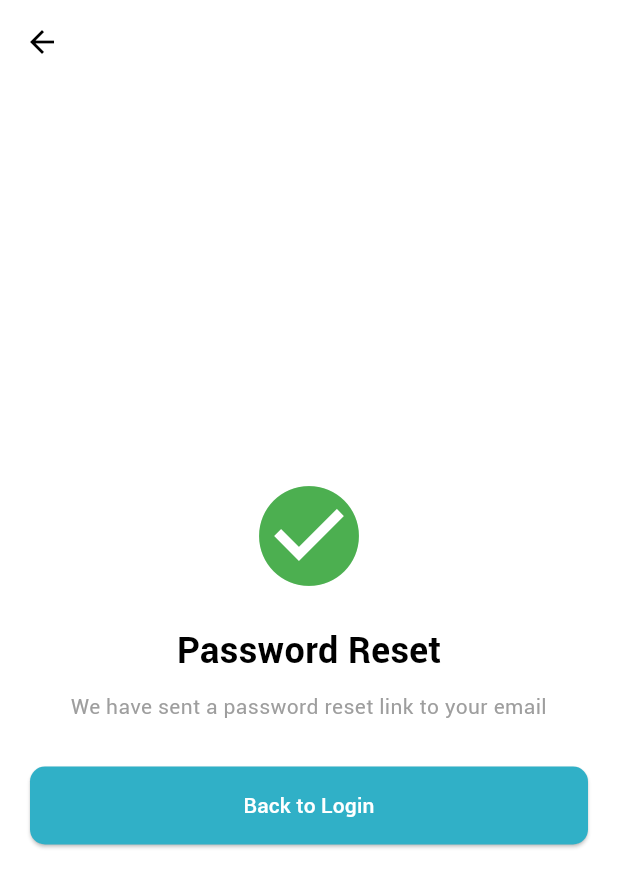
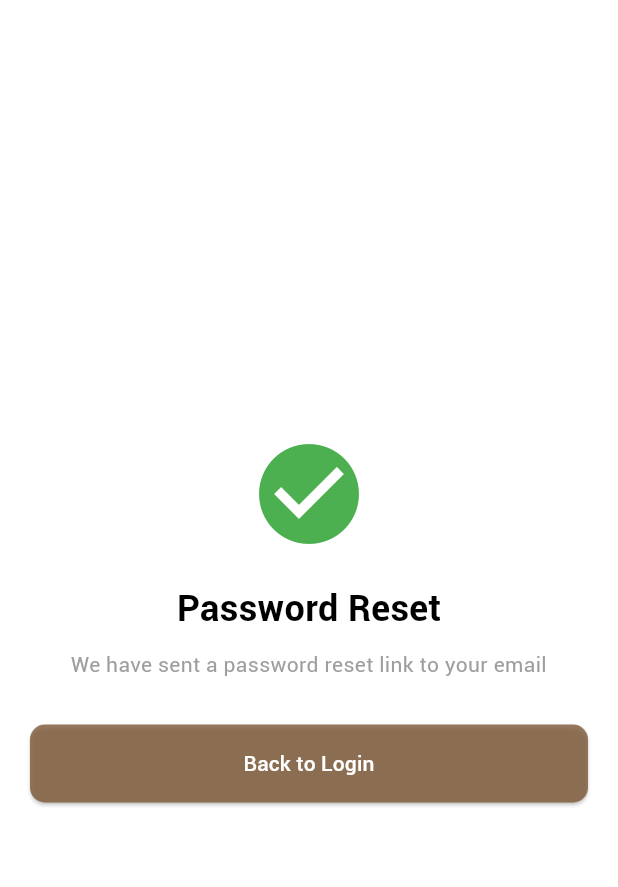
Before and after one commit to Nisrine13/pfephoboapp, a Flutter app: the ResetPasswordSentScreen screen opened directly, on a phone screen of 412 x 824 dp. Shown: the top 887 px of the screen. Run offline on Flutter 3.47's test engine with Material 3 defaults, Android fonts, the phone set to English and light mode, and no system bars; our stand-ins replace chewie, cloud_firestore, file_picker, firebase_auth, firebase_core, firebase_dynamic_links and 6 more; accounts and stored records are empty.

Commit message:
ma3rftch ch7al sara7a2

```diff
--- a/lib/auth/reset_password_sent_screen.dart
+++ b/lib/auth/reset_password_sent_screen.dart
@@ -7,14 +7,7 @@ class ResetPasswordSentScreen extends StatelessWidget {
   Widget build(BuildContext context) {
     return Scaffold(
       backgroundColor: Colors.white, // Fond blanc
-      appBar: AppBar(
-        backgroundColor: Colors.white, // Fond blanc pour l'appBar
-        elevation: 0,
-        leading: IconButton(
-          icon: const Icon(Icons.arrow_back, color: Colors.black),
-          onPressed: () => Navigator.pop(context),
-        ),
-      ),
+
       body: Padding(
         padding: const EdgeInsets.all(20),
         child: Column(
@@ -47,7 +40,7 @@ class ResetPasswordSentScreen extends StatelessWidget {
                 onPressed: () => Navigator.popUntil(
                     context, (route) => route.isFirst),
                 style: ElevatedButton.styleFrom(
-                  backgroundColor: Color(0xFF30B0C7), // Bouton navy
+                  backgroundColor: Color(0xD0805D3B), // Bouton navy
                   padding: const EdgeInsets.symmetric(vertical: 16),
                   shape: RoundedRectangleBorder(
                     borderRadius: BorderRadius.circular(10),
--- a/lib/pages/comments.dart
+++ b/lib/pages/comments.dart
@@ -28,11 +28,6 @@ class _CommentsPageState extends State<CommentsPage> {
   Widget build(BuildContext context) {
     return Scaffold(
       backgroundColor: _beigeWhite,
-      appBar: AppBar(
-        title: const Text('Commentaires reçus'),
-        backgroundColor: _darkBrown,
-        iconTheme: IconThemeData(color: _white),
-      ),
       body: StreamBuilder<QuerySnapshot>(
         // 1) Récupérer tous les cours dont authorId == utilisateur actuel
         stream: _firestore
--- a/lib/pages/qcm_form_page.dart
+++ b/lib/pages/qcm_form_page.dart
@@ -15,7 +15,7 @@ class _QcmFormPageState extends State<QcmFormPage> {
   final List<QuestionForm> _questions = [];
   int _questionCount = 5;
 
-  final Color primaryColor = const Color(0xFF30B0C7);
+  final Color primaryColor = const Color(0xD0805D3B);
   final Color accentYellow = const Color(0xFFFFD700);
   final Color importantRed = const Color(0xFFE53935);
   final Color lightGray = const Color(0xFFEEEEEE);
```
Also changed, not shown: lib/screens/home_formateur.dart (+0 -28 lines).
